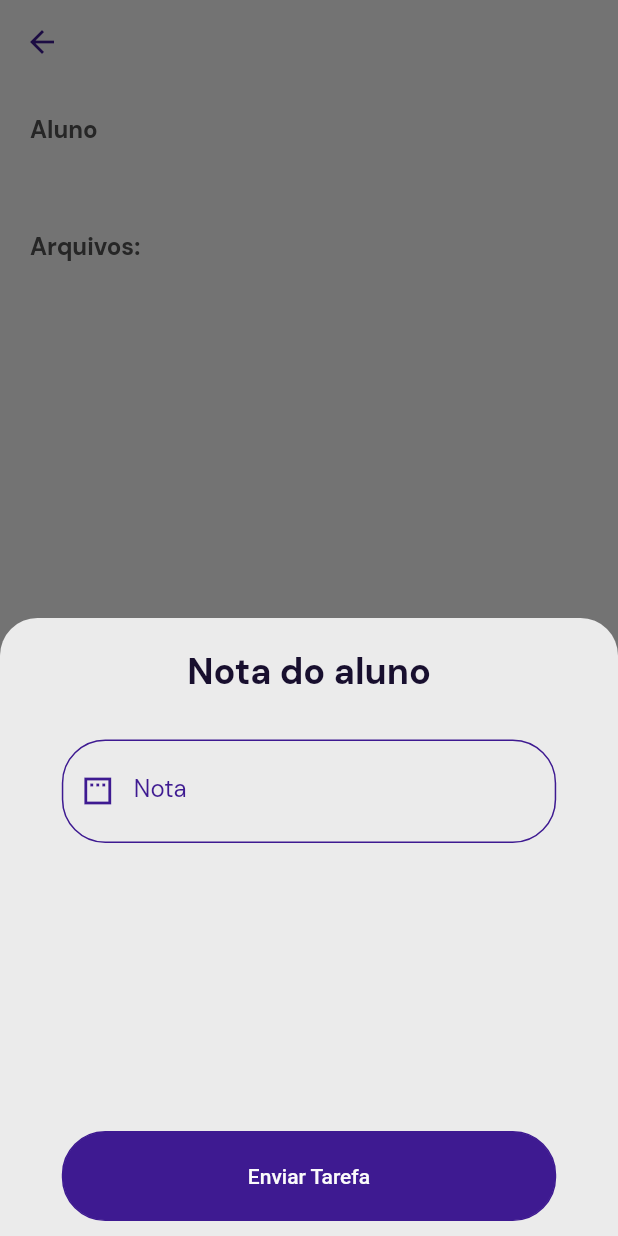
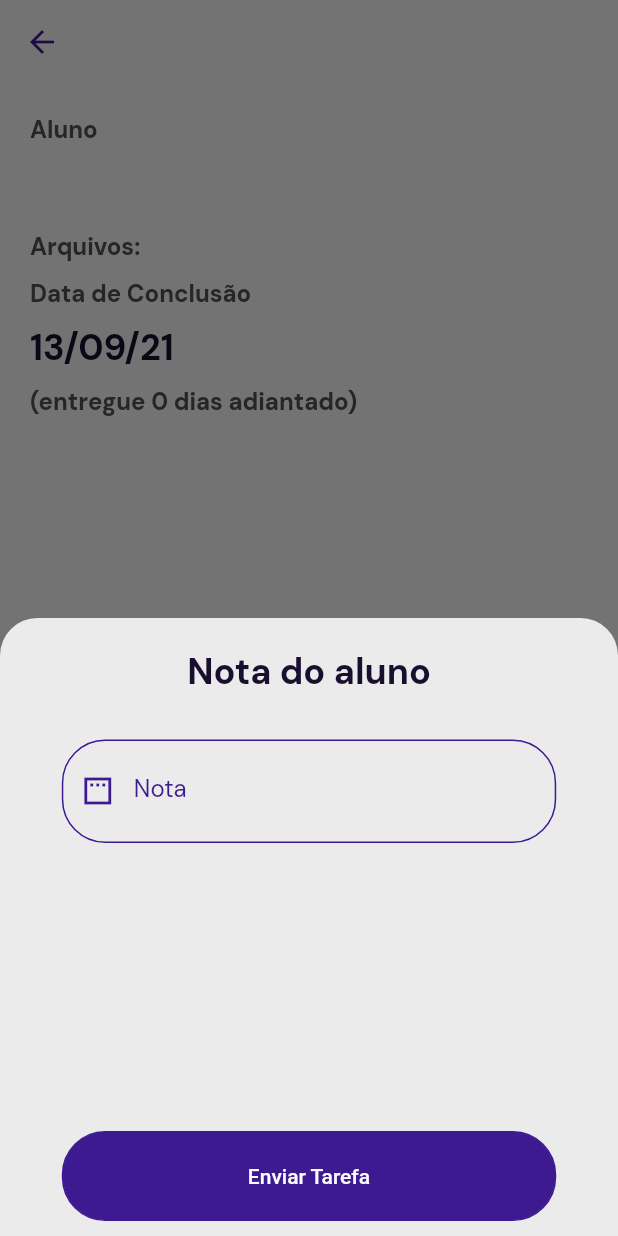
Before and after one commit to CaioAndreta/ludic, a Flutter app: the CorrigirTarefa screen opened directly with empty values, after a tap on "Corrigir", on a phone screen of 412 x 824 dp. Run offline on Flutter 3.47's test engine with Material 2 defaults, Android fonts, the phone set to English and light mode, and no system bars; our stand-ins replace cloud_firestore, email_validator, file_picker, firebase_auth, firebase_core, firebase_storage and 3 more; missing offline and left inert: firebase_app_check, short_uuids; accounts and stored records are empty.

Commit message:
xp extra na entrega e mostrar data na correcao

```diff
--- a/lib/shared/models/tarefa_aluno_model.dart
+++ b/lib/shared/models/tarefa_aluno_model.dart
@@ -1,13 +1,18 @@
+import 'package:cloud_firestore/cloud_firestore.dart';
 import 'package:ludic/shared/models/tarefa_model.dart';
 
 class TarefaAluno {
   String nomeAluno;
   String email;
   Tarefa tarefa;
+  Timestamp dataEntrega;
+  Timestamp dataConclusao;
 
   TarefaAluno({
     required this.nomeAluno,
     required this.email,
     required this.tarefa,
+    required this.dataConclusao,
+    required this.dataEntrega
   });
 }
--- a/lib/views/corrigir_tarefa/corrigir_tarefa_view.dart
+++ b/lib/views/corrigir_tarefa/corrigir_tarefa_view.dart
@@ -1,8 +1,8 @@
-import 'package:firebase_core/firebase_core.dart';
 import 'package:flutter/material.dart';
 
 import 'package:cloud_firestore/cloud_firestore.dart';
 import 'package:firebase_storage/firebase_storage.dart';
+import 'package:intl/intl.dart';
 import 'package:ludic/shared/models/firebaseFile.dart';
 import 'package:ludic/shared/models/tarefa_aluno_model.dart';
 import 'package:ludic/shared/themes/app_colors.dart';
@@ -102,7 +102,36 @@ class _CorrigirTarefaState extends State<CorrigirTarefa> {
                               ),
                             );
                           }),
-                    )
+                    ),
+                    Padding(
+                      padding: EdgeInsets.symmetric(vertical: 10),
+                      child: Text(
+                        'Data de Conclusão',
+                        style: TextStyles.blackHintText,
+                      ),
+                    ),
+                    Text(
+                      DateFormat('dd/MM/yy')
+                          .format(widget.tarefaAluno.dataConclusao.toDate())
+                          .toString(),
+                      style: TextStyles.blackTitleText,
+                    ),
+                    widget.tarefaAluno.dataConclusao
+                                .toDate()
+                                .difference(
+                                    widget.tarefaAluno.dataEntrega.toDate())
+                                .inDays <
+                            0
+                        ? Padding(
+                            padding: EdgeInsets.symmetric(vertical: 10),
+                            child: Text(
+                                '(entregue ${(widget.tarefaAluno.dataConclusao.toDate().difference(widget.tarefaAluno.dataEntrega.toDate()).inDays) * -1} dias atrasado)',
+                                style: TextStyles.blackHintText))
+                        : Padding(
+                            padding: EdgeInsets.symmetric(vertical: 10),
+                            child: Text(
+                                '(entregue ${widget.tarefaAluno.dataConclusao.toDate().difference(widget.tarefaAluno.dataEntrega.toDate()).inDays} dias adiantado)',
+                                style: TextStyles.blackHintText))
                   ],
                 ),
               );
@@ -175,12 +204,27 @@ class _CorrigirTarefaState extends State<CorrigirTarefa> {
                                             .update({
                                           'nota': int.parse(notaController.text)
                                         });
-                                        db
-                                            .collection('usuarios')
-                                            .doc(widget.tarefaAluno.email)
-                                            .update({
-                                          'xp': FieldValue.increment(100)
-                                        });
+                                        if (widget.tarefaAluno.dataConclusao
+                                                .toDate()
+                                                .difference(widget
+                                                    .tarefaAluno.dataEntrega
+                                                    .toDate())
+                                                .inDays >
+                                            0)
+                                          db
+                                              .collection('usuarios')
+                                              .doc(widget.tarefaAluno.email)
+                                              .update({
+                                            'xp': FieldValue.increment(100 +
+                                                widget.tarefaAluno.dataConclusao
+                                                        .toDate()
+                                                        .difference(widget
+                                                            .tarefaAluno
+                                                            .dataEntrega
+                                                            .toDate())
+                                                        .inDays *
+                                                    5)
+                                          });
                                         Navigator.popUntil(context,
                                             ModalRoute.withName('/sala'));
                                       })
```
Also changed, not shown: lib/shared/models/tarefa_enviada.dart (added, +11 -0 lines), lib/views/lista_correcao/lista_correcao_view.dart (+9 -5 lines).
